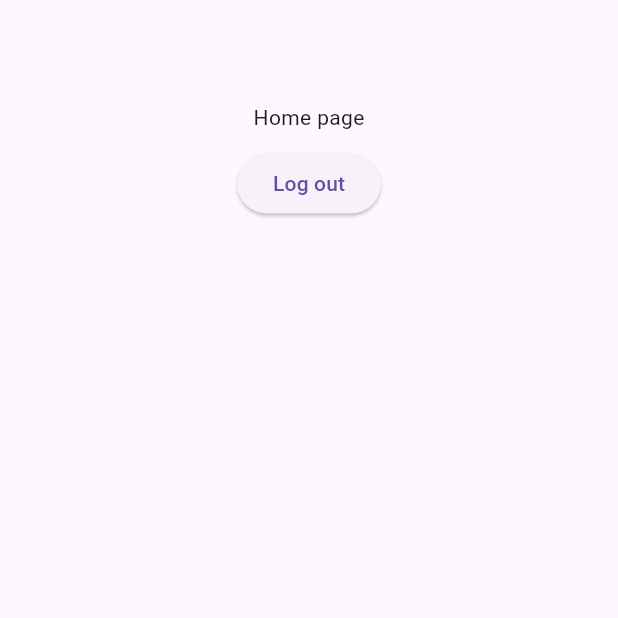
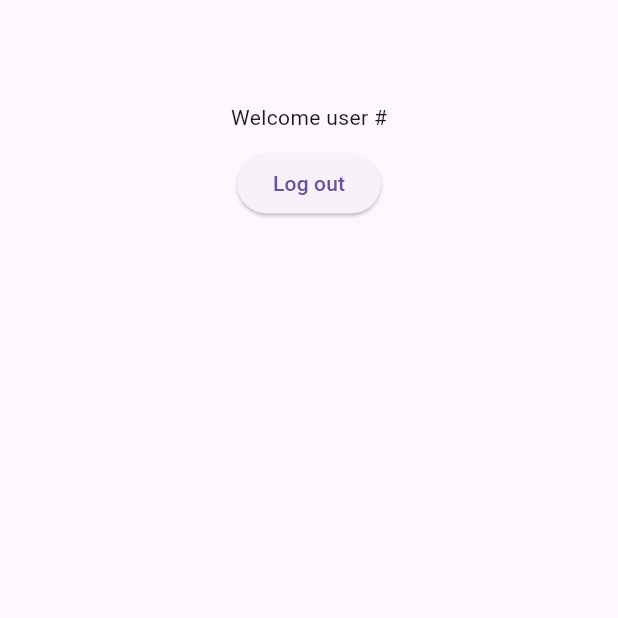
Before and after one commit to RenatTest/lra, a Flutter app: the HomePageScreen screen opened by its route, on a phone screen of 412 x 824 dp, the part 499-1117 px from its top. Run offline on Flutter 3.47's test engine with Material 3 defaults, Android fonts, the phone set to English and light mode, and no system bars; our stand-ins replace dio, flutter_bloc, go_router, retrofit; generated files the repository leaves out were written again.

Commit message:
feat(LRA-ui): home page done

```diff
--- a/lib/features/home/presentation/ui/screens/home_page_screen.dart
+++ b/lib/features/home/presentation/ui/screens/home_page_screen.dart
@@ -1,6 +1,7 @@
 import 'package:flutter/material.dart';
-import 'package:go_router/go_router.dart';
-import 'package:lra/features/app/page_names.dart';
+import 'package:flutter_bloc/flutter_bloc.dart';
+import 'package:lra/features/login/presentation/cubit/auth_cubit.dart';
+import 'package:lra/features/login/presentation/cubit/auth_state.dart';
 
 class HomePageScreen extends StatelessWidget {
   const HomePageScreen({super.key});
@@ -9,19 +10,23 @@ class HomePageScreen extends StatelessWidget {
   Widget build(BuildContext context) {
     return Scaffold(
       appBar: AppBar(title: Text('Home page'), centerTitle: true),
-      body: Center(
+      body: BlocBuilder<AuthCubit, AuthState>(
+        builder: (context, state) {
+          return Center(
             child: Column(
               spacing: 10,
               mainAxisAlignment: MainAxisAlignment.center,
               crossAxisAlignment: CrossAxisAlignment.center,
               children: [
-            Text('Home page'),
+                Text('Welcome user #${state.user?.id ?? ''}'),
                 ElevatedButton(
-              onPressed: () => context.goNamed(PageNames.loginPage),
+                  onPressed: () => context.read<AuthCubit>().logOut(),
                   child: Text('Log out'),
                 ),
               ],
             ),
+          );
+        },
       ),
     );
   }
--- a/lib/features/login/presentation/cubit/auth_cubit.dart
+++ b/lib/features/login/presentation/cubit/auth_cubit.dart
@@ -47,7 +47,7 @@ class AuthCubit extends Cubit<AuthState> {
     }
   }
 
-  Future<void> signOut() async {
+  Future<void> logOut() async {
     emit(AuthState());
   }
 }
```
Lines whose indentation alone changed are shown as unchanged.
